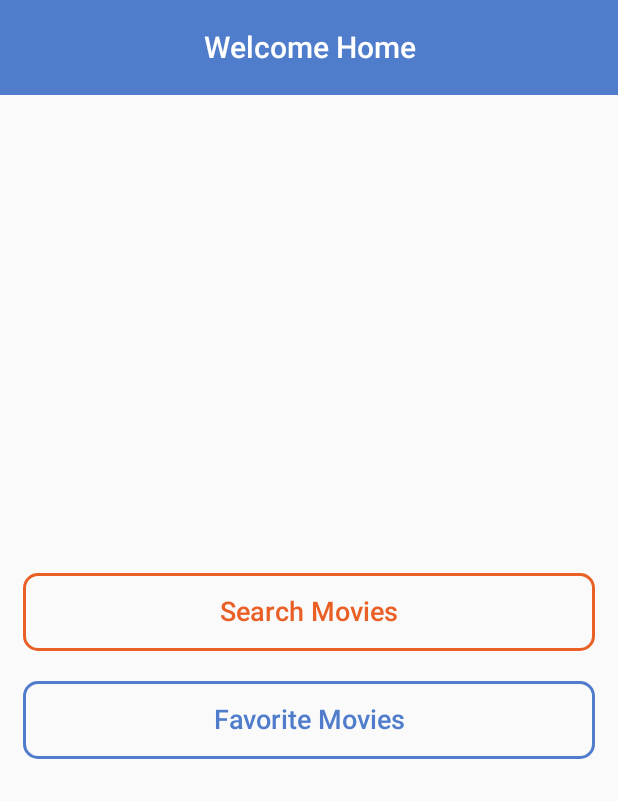
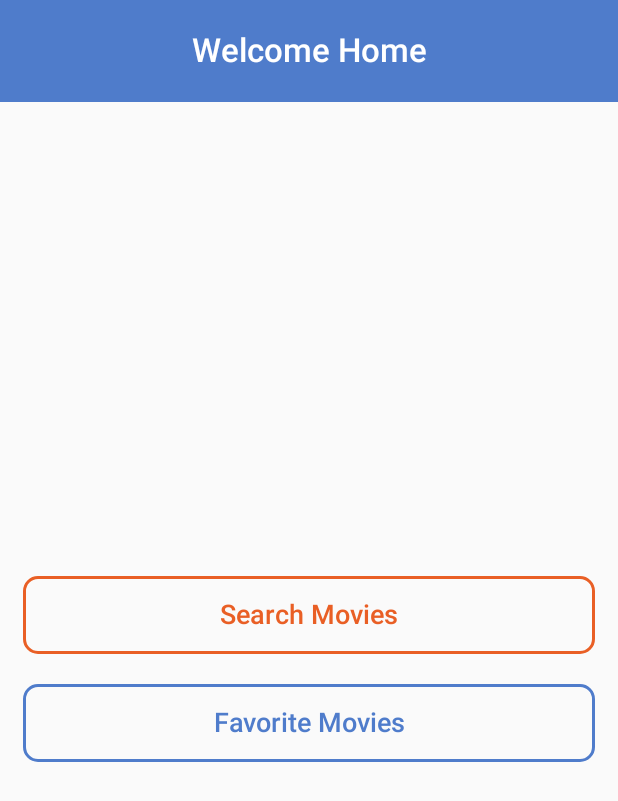
Before and after one commit to aminakhtar5595/Spot-Flix, an Android app built with Jetpack Compose: the screen it shows after launch (MainActivity), on a phone screen of 412 x 824 dp. Shown: the top 801 px of the screen. Run offline under Robolectric (Android 15) with nearby library versions, the phone set to English and light mode, and no system bars.

Commit message:
Start working on refactoring spotflix code

```diff
--- a/app/src/main/java/com/example/spotflix/ui/screens/HomeScreen.kt
+++ b/app/src/main/java/com/example/spotflix/ui/screens/HomeScreen.kt
@@ -10,6 +10,7 @@ import androidx.compose.foundation.layout.padding
 import androidx.compose.foundation.shape.RoundedCornerShape
 import androidx.compose.material3.Button
 import androidx.compose.material3.ButtonDefaults
+import androidx.compose.material3.MaterialTheme
 import androidx.compose.material3.Text
 import androidx.compose.runtime.Composable
 import androidx.compose.ui.Modifier
@@ -21,20 +22,20 @@ import androidx.compose.ui.unit.dp
 import androidx.compose.ui.unit.sp
 import androidx.navigation.NavController
 import com.example.spotflix.ui.navigation.Screen
+import com.example.spotflix.ui.theme.Blue
 
 @Composable
 fun HomeScreen(navController: NavController) {
     Column {
         Text(
-            text = "Welcome Home",
-            style = TextStyle(
+            "Welcome Home",
+            style = MaterialTheme.typography.titleLarge.copy(
+                color = Color.White,
                 textAlign = TextAlign.Center,
-                fontSize = 20.sp,
-                color = Color.White,
                 fontWeight = FontWeight.SemiBold
             ),
             modifier = Modifier
-                .background(color = Color(0xFF4F7CCB))
+                .background(color = Blue)
                 .fillMaxWidth()
                 .padding(20.dp)
         )
--- a/app/src/main/java/com/example/spotflix/ui/theme/Color.kt
+++ b/app/src/main/java/com/example/spotflix/ui/theme/Color.kt
@@ -9,3 +9,5 @@ val Pink80 = Color(0xFFEFB8C8)
 val Purple40 = Color(0xFF6650a4)
 val PurpleGrey40 = Color(0xFF625b71)
 val Pink40 = Color(0xFF7D5260)
+
+val Blue = Color(0xFF4F7CCB)
```
